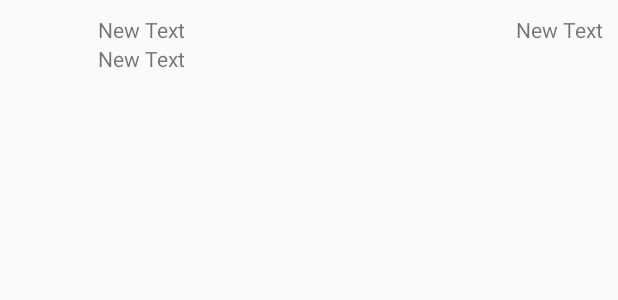
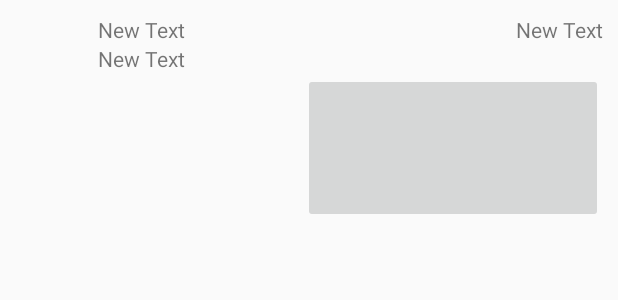
Before and after one commit to irreducible/twitter-fragments, an Android app: the layout item_tweet.xml on its own in the app's theme, with its tools: preview values and no code run, on a phone screen of 412 x 824 dp. Shown: the top 300 px of the screen. Run offline under Robolectric (Android 15) with nearby library versions, the phone set to English and light mode, and no system bars.

Commit message:
added media_urls to Tweet model

```diff
--- a/app/src/main/java/com/codepath/apps/simpletweets/TwitterClient.java
+++ b/app/src/main/java/com/codepath/apps/simpletweets/TwitterClient.java
@@ -60,6 +60,7 @@ public class TwitterClient extends OAuthBaseClient {
 		if (max_id != Long.MAX_VALUE) {
 			params.put("max_id", max_id);
 		}
+		params.put("include_entities", true);
 		getClient().get(apiUrl, params, handler);
 
 	}
--- a/app/src/main/java/com/codepath/apps/simpletweets/adapters/TweetsArrayAdapter.java
+++ b/app/src/main/java/com/codepath/apps/simpletweets/adapters/TweetsArrayAdapter.java
@@ -36,6 +36,7 @@ public class TweetsArrayAdapter extends ArrayAdapter<Tweet> {
         TextView tvUserName = (TextView) convertView.findViewById(R.id.tvUserName);
         TextView tvBody = (TextView) convertView.findViewById(R.id.tvBody);
         TextView tvTimestamp = (TextView) convertView.findViewById(R.id.tvTimestamp);
+        ImageView ivMedia = (ImageView) convertView.findViewById(R.id.ivMedia);
 
         tvUserName.setText(tweet.getUser().getScreenName());
         tvBody.setText(tweet.getBody());
@@ -43,6 +44,9 @@ public class TweetsArrayAdapter extends ArrayAdapter<Tweet> {
 
         ivProfileImage.setImageResource(android.R.color.transparent);
         Picasso.with(getContext()).load(tweet.getUser().getProfileImageUrl()).into(ivProfileImage);
+        if (tweet.getMedia_urls().size() > 0) {
+            Picasso.with(getContext()).load(tweet.getMedia_urls().get(0)).into(ivMedia);
+        }
 
         return convertView;
     }
--- a/app/src/main/res/layout/item_tweet.xml
+++ b/app/src/main/res/layout/item_tweet.xml
@@ -40,4 +40,12 @@
         android:layout_alignParentTop="true"
         android:layout_alignParentRight="true"
         android:layout_alignParentEnd="true" />
+
+    <ImageButton
+        android:layout_width="200dp"
+        android:layout_height="100dp"
+        android:id="@+id/ivMedia"
+        android:layout_below="@+id/tvBody"
+        android:layout_alignParentRight="true"
+        android:layout_alignParentEnd="true" />
 </RelativeLayout>
```
Also changed, not shown: app/src/main/java/com/codepath/apps/simpletweets/models/Tweet.java (+27 -0 lines).
